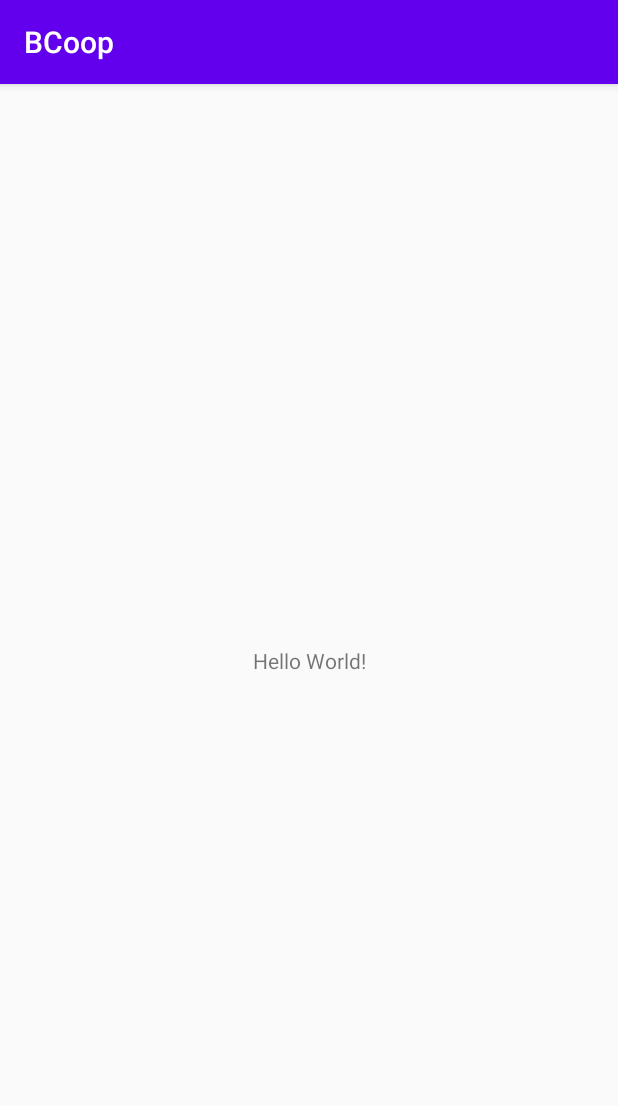
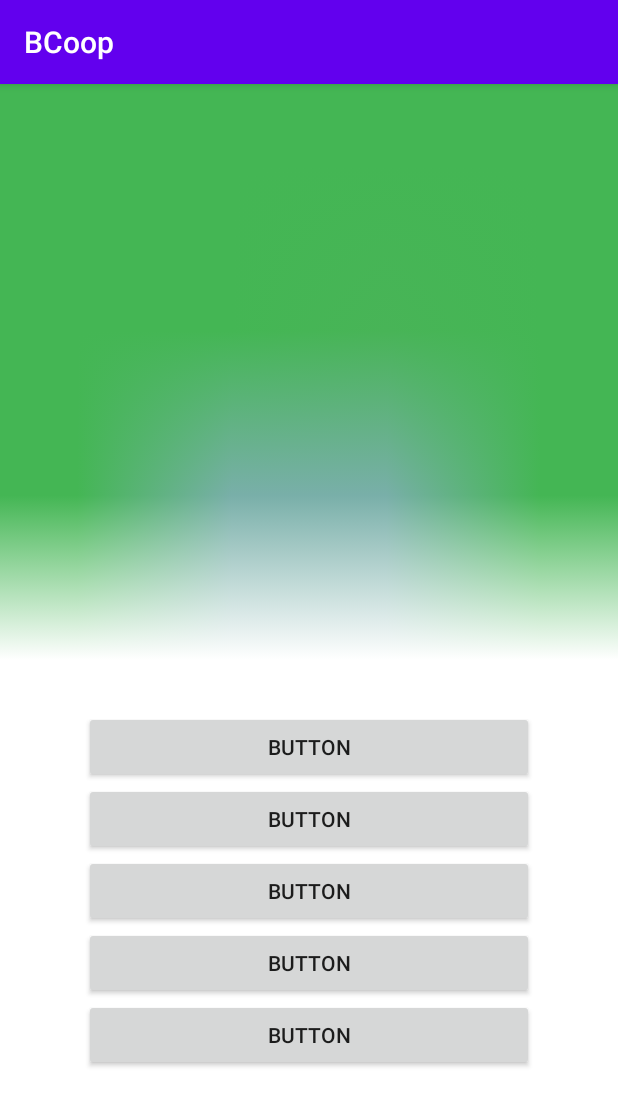
Before and after one commit to paltet/BCoop, an Android app: the screen it shows after launch (MainActivity), on a phone screen of 412 x 824 dp. Shown: the top 1106 px of the screen. Run offline under Robolectric (Android 15) with nearby library versions, the phone set to English and light mode, and no system bars.

Commit message:
login front

```diff
--- a/app/src/main/res/layout/activity_main.xml
+++ b/app/src/main/res/layout/activity_main.xml
@@ -4,15 +4,57 @@
     xmlns:tools="http://schemas.android.com/tools"
     android:layout_width="match_parent"
     android:layout_height="match_parent"
+    android:background="@mipmap/log"
     tools:context=".MainActivity">
 
-    <TextView
-        android:layout_width="wrap_content"
-        android:layout_height="wrap_content"
-        android:text="Hello World!"
+    <LinearLayout
+        android:layout_width="300dp"
+        android:layout_height="300dp"
+        android:layout_margin="50dp"
+        android:layout_marginBottom="40dp"
+        android:orientation="vertical"
         app:layout_constraintBottom_toBottomOf="parent"
-        app:layout_constraintLeft_toLeftOf="parent"
-        app:layout_constraintRight_toRightOf="parent"
-        app:layout_constraintTop_toTopOf="parent" />
+        app:layout_constraintEnd_toEndOf="parent"
+        app:layout_constraintStart_toStartOf="parent"
+        tools:ignore="MissingConstraints">
+
+        <Button
+            android:id="@+id/button1"
+            android:layout_width="match_parent"
+            android:layout_height="wrap_content"
+            android:text="Button"
+            app:layout_constraintEnd_toEndOf="parent"
+            app:layout_constraintStart_toStartOf="parent" />
+
+        <Button
+            android:id="@+id/button2"
+            android:layout_width="match_parent"
+            android:layout_height="wrap_content"
+            android:text="Button"
+            app:layout_constraintEnd_toEndOf="parent"
+            app:layout_constraintStart_toStartOf="parent" />
+
+        <Button
+            android:id="@+id/button3"
+            android:layout_width="match_parent"
+            android:layout_height="wrap_content"
+            android:text="Button"
+            app:layout_constraintEnd_toEndOf="parent"
+            app:layout_constraintStart_toStartOf="parent" />
+
+        <Button
+            android:id="@+id/button4"
+            android:layout_width="match_parent"
+            android:layout_height="wrap_content"
+            android:text="Button"
+            app:layout_constraintEnd_toEndOf="parent"
+            app:layout_constraintStart_toStartOf="parent" />
+
+        <Button
+            android:id="@+id/button5"
+            android:layout_width="match_parent"
+            android:layout_height="wrap_content"
+            android:text="Button" />
+    </LinearLayout>
 
 </androidx.constraintlayout.widget.ConstraintLayout>
--- a/app/src/main/res/values/colors.xml
+++ b/app/src/main/res/values/colors.xml
@@ -3,4 +3,6 @@
     <color name="colorPrimary">#6200EE</color>
     <color name="colorPrimaryDark">#3700B3</color>
     <color name="colorAccent">#03DAC5</color>
+    <color name="Green">#44b654</color>
+    <color name="lightGreen">#b7e2b8</color>
 </resources>
```
Also changed, not shown: app/src/main/res/mipmap-anydpi-v26/log.png (added).
